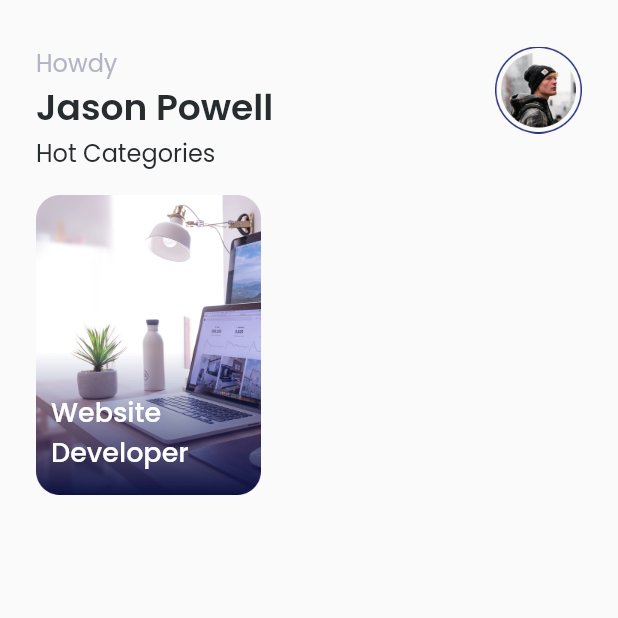
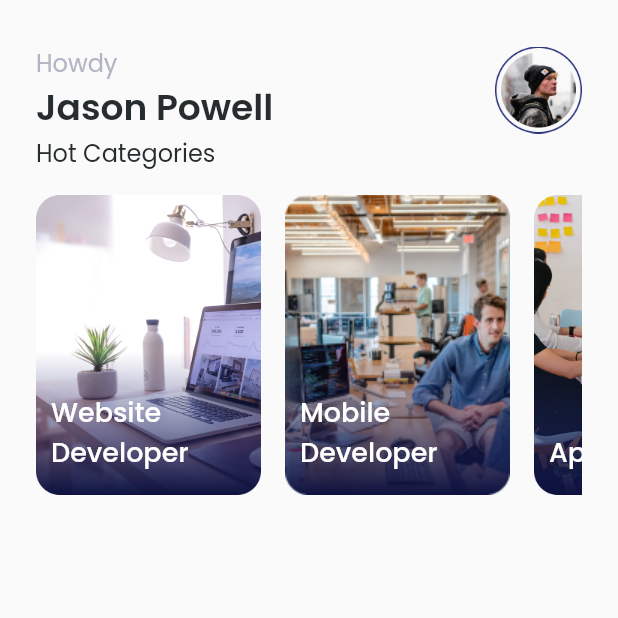
Before and after one commit to amnamaharani/future_jobs, a Flutter app: the HomePage screen opened directly, on a phone screen of 412 x 824 dp, the top half of it. Run offline on Flutter 3.47's test engine with Material 2 defaults, Android fonts, the phone set to English and light mode, and no system bars; our stand-ins replace email_validator, google_fonts.

Commit message:
Add split widget category (HomePage)

```diff
--- a/lib/pages/home_page.dart
+++ b/lib/pages/home_page.dart
@@ -46,6 +46,7 @@ class HomePage extends StatelessWidget {
       return Container(
         padding: const EdgeInsets.only(
           left: 24,
+          right: 24,
         ),
         child: Column(
           crossAxisAlignment: CrossAxisAlignment.start,
@@ -59,9 +60,36 @@ class HomePage extends StatelessWidget {
               ),
             ),
             const SizedBox(height: 16,),
-            JobCard(
-              text: 'Website Developer',
-              imageUrl: 'assets/card_category.png',
+            SingleChildScrollView(
+              scrollDirection: Axis.horizontal,
+              child: Row(
+                children: [
+                  JobCard(
+                    text: 'Website Developer',
+                    imageUrl: 'assets/card_category.png',
+                  ),
+                  const SizedBox(width: 16,),
+                  JobCard(
+                    text: 'Mobile Developer',
+                    imageUrl: 'assets/card_category2.png',
+                  ),
+                  const SizedBox(width: 16,),
+                  JobCard(
+                    text: 'App Designer',
+                    imageUrl: 'assets/card_category3.png',
+                  ),
+                  const SizedBox(width: 16,),
+                  JobCard(
+                    text: 'Content Writer',
+                    imageUrl: 'assets/card_category4.png',
+                  ),
+                  const SizedBox(width: 16,),
+                  JobCard(
+                    text: 'Video Grapher',
+                    imageUrl: 'assets/card_category5.png',
+                  ),
+                ],
+              ),
             ),
           ],
         ),
```
Also changed, not shown: assets/card_category2.png (added), assets/card_category3.png (added), assets/card_category4.png (added), assets/card_category5.png (added).
